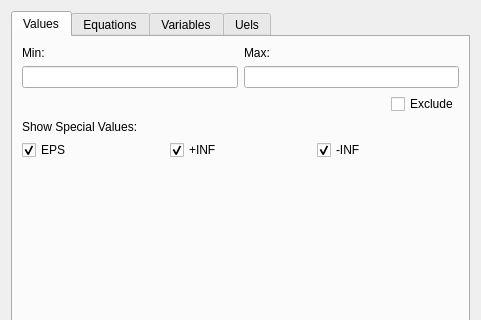
Before: the Qt Designer form src/modelinspector/globalfilterdialog.ui in GAMS-dev/gams-mii, drawn with Qt 5; both pictures show x 0 to 481 and y 0 to 320 of the 481 by 495 pixel window.
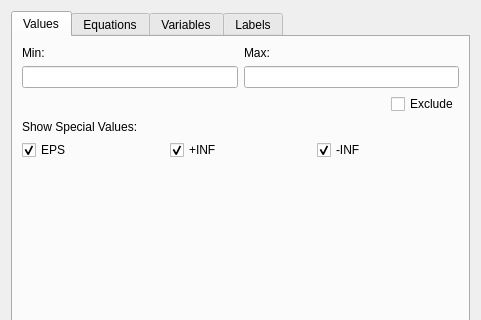
After: the same form once the commit is applied.

The edit to the form file:
```diff
--- a/src/modelinspector/globalfilterdialog.ui
+++ b/src/modelinspector/globalfilterdialog.ui
@@ -271,7 +271,7 @@
      </widget>
      <widget class="QWidget" name="labelTab">
       <attribute name="title">
-       <string>Uels</string>
+       <string>Labels</string>
       </attribute>
       <layout class="QVBoxLayout" name="verticalLayout_3">
        <item>
```
Left out of the diff: 24 changed lines with no effect on the pictures.
